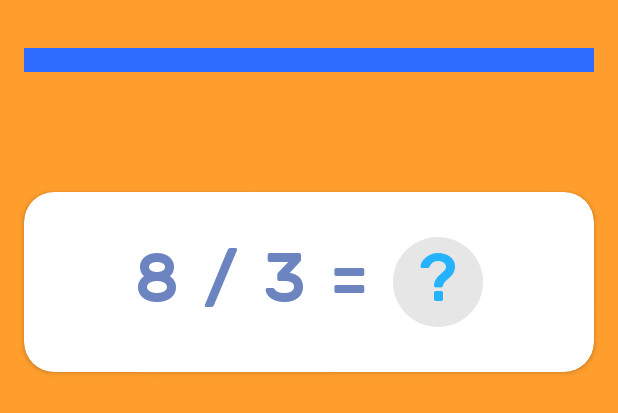
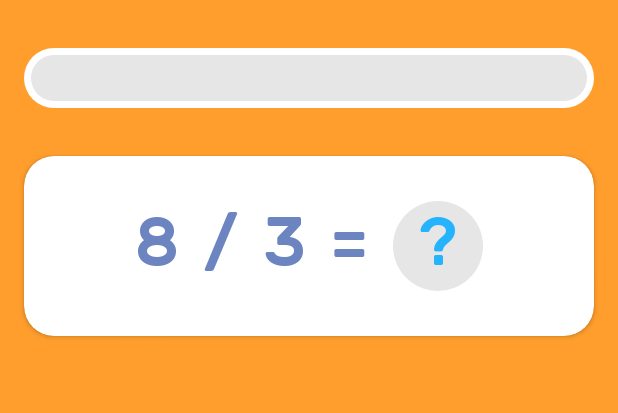
Before and after one commit to chrisolsen/mathops_android, an Android app: the layout game_fragment.xml on its own in the app's theme, with its tools: preview values and no code run, on a phone screen of 412 x 824 dp. Shown: the top 413 px of the screen. Run offline under Robolectric (Android 15) with nearby library versions, the phone set to English and light mode, and no system bars.

Commit message:
add progress bar status

```diff
--- a/app/src/main/java/org/chrisolsen/mathops/views/game/GameFragment.kt
+++ b/app/src/main/java/org/chrisolsen/mathops/views/game/GameFragment.kt
@@ -28,6 +28,7 @@ class GameFragment : Fragment() {
         viewModel = ViewModelProvider(this).get(GameViewModel::class.java)
 
         val args = GameFragmentArgs.fromBundle(requireArguments())
+        viewModel.init(args.questionCount, args.operation)
         askQuestion(args)
 
         return binding.root
@@ -35,13 +36,13 @@ class GameFragment : Fragment() {
 
     private fun askQuestion(args: GameFragmentArgs) {
         questionsAsked++
-        if (questionsAsked >= args.questionCount) {
+        if (questionsAsked >= viewModel.questionCount) {
             // TODO: show the game score here
             Log.d("GameFragment", "askQuestion: GAME OVER")
             return
         }
 
-        val question = viewModel.generateQuestion(args.operation)
+        val question = viewModel.generateQuestion()
         binding.questionNumber1.text = question.value1.toString()
         binding.questionNumber2.text = question.value2.toString()
         binding.questionOperation.text = question.symbol
@@ -72,5 +73,8 @@ class GameFragment : Fragment() {
             play(resetScaleX).with(resetScaleY).after(fadeOut)
             start()
         }
+
+        binding.progressBar.progress =
+            binding.progressBar.progress + (100 / viewModel.questionCount)
     }
 }
--- a/app/src/main/java/org/chrisolsen/mathops/views/game/GameViewModel.kt
+++ b/app/src/main/java/org/chrisolsen/mathops/views/game/GameViewModel.kt
@@ -42,10 +42,23 @@ data class IncorrectQuestion(val question: Question, val questionIndex: Int)
 class GameViewModel : ViewModel() {
     private val TAG = "GameViewModel"
 
+    var questionCount = 0
+    lateinit var operation: Operation
+
+    private var questionIndex = 0
     private val offset = 5
-    private var questionIndex = 0
     private val incorrectQuestions = mutableListOf<IncorrectQuestion>()
     private val previousQuestions = mutableListOf<Question>()
+
+    fun init(questionCount: Int, operation: Operation) {
+        this.questionCount = questionCount
+        this.operation = operation
+    }
+
+    val currentQuestion: Int
+        get() {
+            return questionIndex + 1
+        }
 
     fun generateAnswerOptions(question: Question): List<Int> {
         val list = IntArray(4)
@@ -70,7 +83,7 @@ class GameViewModel : ViewModel() {
         return list.asList()
     }
 
-    fun generateQuestion(operation: Operation): Question {
+    fun generateQuestion(): Question {
         questionIndex++
         // re-ask previously incorrect question
         if (incorrectQuestions.isNotEmpty()) {
--- /dev/null
+++ b/app/src/main/res/drawable/progress_bar.xml
@@ -0,0 +1,37 @@
+<?xml version="1.0" encoding="utf-8"?>
+<layer-list xmlns:android="http://schemas.android.com/apk/res/android">
+    <item android:id="@android:id/background">
+        <layer-list>
+            <item>
+                <shape android:shape="rectangle">
+                    <solid android:color="@android:color/white" />
+                    <corners android:radius="99dp" />
+                </shape>
+            </item>
+            <item
+                android:bottom="5dp"
+                android:left="5dp"
+                android:right="5dp"
+                android:top="5dp">
+                <shape android:shape="rectangle">
+                    <solid android:color="@color/grayLight" />
+                    <corners android:radius="99dp" />
+                </shape>
+            </item>
+        </layer-list>
+    </item>
+
+    <item
+        android:id="@android:id/progress"
+        android:bottom="5dp"
+        android:left="5dp"
+        android:right="5dp"
+        android:top="5dp">
+        <clip>
+            <shape android:shape="rectangle">
+                <solid android:color="@color/colorPrimary" />
+                <corners android:radius="99dp" />
+            </shape>
+        </clip>
+    </item>
+</layer-list>
--- a/app/src/main/res/layout/game_fragment.xml
+++ b/app/src/main/res/layout/game_fragment.xml
@@ -10,7 +10,23 @@
         android:background="?colorAccent">
 
         <ProgressBar
+            android:id="@+id/progressBar"
             style="?android:attr/progressBarStyleHorizontal"
+            android:layout_width="match_parent"
+            android:layout_height="40dp"
+            android:layout_marginStart="16dp"
+            android:layout_marginLeft="16dp"
+            android:layout_marginTop="32dp"
+            android:layout_marginEnd="16dp"
+            android:layout_marginRight="16dp"
+            android:progress="0"
+            android:progressDrawable="@drawable/progress_bar"
+            app:layout_constraintEnd_toEndOf="parent"
+            app:layout_constraintStart_toStartOf="parent"
+            app:layout_constraintTop_toTopOf="parent" />
+
+        <androidx.cardview.widget.CardView
+            android:id="@+id/cardView"
             android:layout_width="match_parent"
             android:layout_height="wrap_content"
             android:layout_marginStart="16dp"
@@ -18,26 +34,10 @@
             android:layout_marginTop="32dp"
             android:layout_marginEnd="16dp"
             android:layout_marginRight="16dp"
-            android:progress="50"
-            android:progressDrawable="@color/colorPrimary"
+            app:cardCornerRadius="20dp"
             app:layout_constraintEnd_toEndOf="parent"
             app:layout_constraintStart_toStartOf="parent"
-            app:layout_constraintTop_toTopOf="parent" />
-
-
-        <androidx.cardview.widget.CardView
-            android:id="@+id/cardView"
-            android:layout_width="match_parent"
-            android:layout_height="wrap_content"
-            app:cardCornerRadius="20dp"
-            android:layout_marginStart="16dp"
-            android:layout_marginLeft="16dp"
-            android:layout_marginTop="128dp"
-            android:layout_marginEnd="16dp"
-            android:layout_marginRight="16dp"
-            app:layout_constraintEnd_toEndOf="parent"
-            app:layout_constraintStart_toStartOf="parent"
-            app:layout_constraintTop_toTopOf="parent">
+            app:layout_constraintTop_toBottomOf="@+id/progressBar">
 
             <FrameLayout
                 android:layout_width="match_parent"
```
